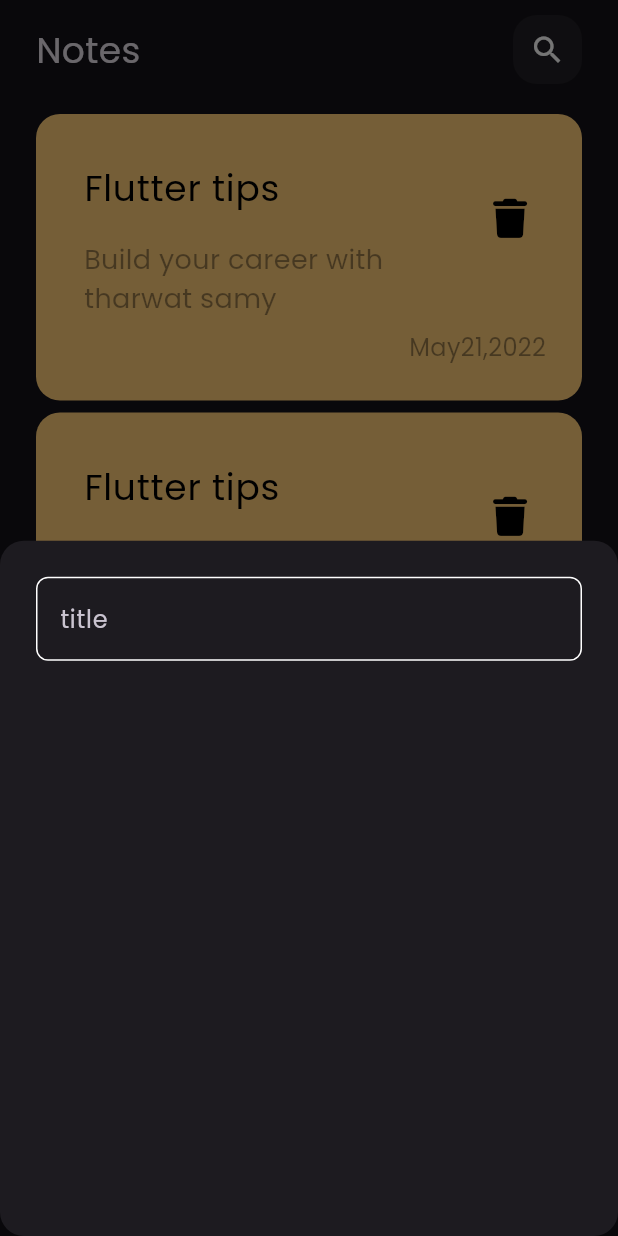
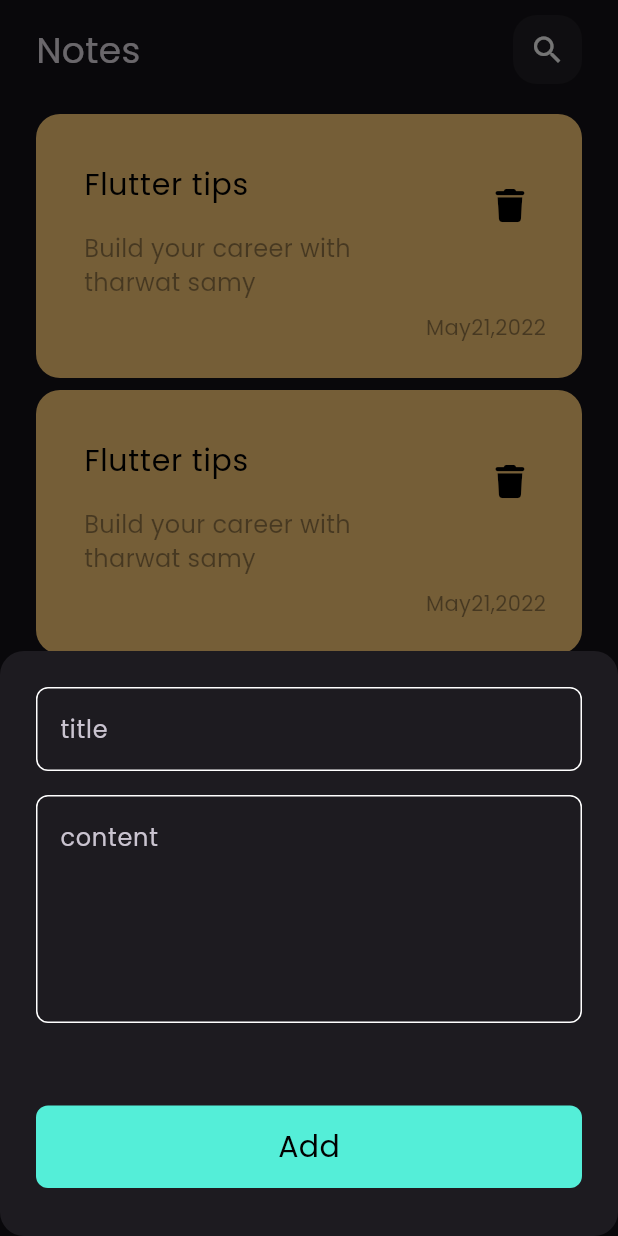
Before and after one commit to SABAHMOHAMEDD/note_app, a Flutter app: the screen it shows after launch, after a tap on an icon or button, on a phone screen of 412 x 824 dp. Run offline on Flutter 3.47's test engine with Material 2 defaults, Android fonts, the phone set to English and light mode, and no system bars; our stand-ins replace font_awesome_flutter.

Commit message:
notes bottom sheet finish

```diff
--- a/lib/widgets/add_notes_bottom_sheet.dart
+++ b/lib/widgets/add_notes_bottom_sheet.dart
@@ -1,6 +1,6 @@
-
 import 'package:flutter/material.dart';
 
+import 'custom_button.dart';
 import 'custom_text_field.dart';
 
 class AddNotesBottomSheet extends StatelessWidget {
@@ -8,13 +8,33 @@ class AddNotesBottomSheet extends StatelessWidget {
 
   @override
   Widget build(BuildContext context) {
-    return  const Padding(
+    return const Padding(
       padding: EdgeInsets.symmetric(horizontal: 24),
-      child: Column(
-        children: [
-          SizedBox(height: 24,),
-          CustomTextField(),
-        ],
+      child: SingleChildScrollView(
+        child: Column(
+          children: [
+            SizedBox(
+              height: 24,
+            ),
+            CustomTextField(
+              hintText: 'title',
+            ),
+            SizedBox(
+              height: 16,
+            ),
+            CustomTextField(
+              hintText: 'content',
+              maxLines: 5,
+            ),
+            SizedBox(
+              height: 55,
+            ),
+            CutomButton(),
+            SizedBox(
+              height: 32,
+            ),
+          ],
+        ),
       ),
     );
   }
--- /dev/null
+++ b/lib/widgets/custom_button.dart
@@ -0,0 +1,23 @@
+import 'package:flutter/material.dart';
+import 'package:note_app/core/constants.dart';
+
+class CutomButton extends StatelessWidget {
+  const CutomButton({super.key});
+
+  @override
+  Widget build(BuildContext context) {
+    return Container(
+      width: MediaQuery.of(context).size.width,
+      height: 55,
+      decoration: BoxDecoration(
+          borderRadius: BorderRadius.circular(8), color: KprimaryColor),
+      child: const Center(
+        child: Text(
+          'Add',
+          style: TextStyle(
+              fontSize: 20, color: Colors.black, fontWeight: FontWeight.w500),
+        ),
+      ),
+    );
+  }
+}
--- a/lib/widgets/custom_text_field.dart
+++ b/lib/widgets/custom_text_field.dart
@@ -3,15 +3,17 @@ import 'package:flutter/material.dart';
 import '../core/constants.dart';
 
 class CustomTextField extends StatelessWidget {
-  const CustomTextField({super.key});
+  const CustomTextField({super.key, required this.hintText, this.maxLines = 1});
+  final String hintText;
+  final int maxLines;
   @override
   Widget build(BuildContext context) {
     return TextField(
+      maxLines: maxLines,
       cursorColor: KprimaryColor,
       style: const TextStyle(decoration: TextDecoration.none),
       decoration: InputDecoration(
-          hintText: 'title',
-          hintStyle: TextStyle(),
+          hintText: hintText,
           border: buildBorder(),
           enabledBorder: buildBorder(),
           focusedBorder: buildBorder(KprimaryColor)),
--- a/lib/widgets/note_item.dart
+++ b/lib/widgets/note_item.dart
@@ -19,24 +19,28 @@ class NoteItem extends StatelessWidget {
             ListTile(
               title: const Text(
                 "Flutter tips",
-                style: TextStyle(fontSize: 24, color: Colors.black),
+                style: TextStyle(fontSize: 20, color: Colors.black),
               ),
               subtitle: Padding(
-                padding: const EdgeInsets.only(top: 16,),
+                padding: const EdgeInsets.only(
+                  top: 16,
+                ),
                 child: Text(
                   "Build your career with tharwat samy",
                   style: TextStyle(
-                      fontSize: 18, color: Colors.black.withOpacity(0.4)),
+                      fontSize: 16, color: Colors.black.withOpacity(0.4)),
                 ),
               ),
               trailing: Padding(
-                padding: const EdgeInsets.only(bottom:100,),
+                padding: const EdgeInsets.only(
+                  bottom: 100,
+                ),
                 child: IconButton(
-                  padding: EdgeInsets.zero,
+                    padding: EdgeInsets.zero,
                     onPressed: () {},
                     icon: const Icon(
                       FontAwesomeIcons.trash,
-                      size: 26,
+                      size: 22,
                       color: Colors.black,
                     )),
               ),
@@ -46,7 +50,7 @@ class NoteItem extends StatelessWidget {
               child: Text(
                 'May21,2022',
                 style: TextStyle(
-                    fontSize: 16, color: Colors.black.withOpacity(0.4)),
+                    fontSize: 14, color: Colors.black.withOpacity(0.4)),
               ),
             )
           ],
```
